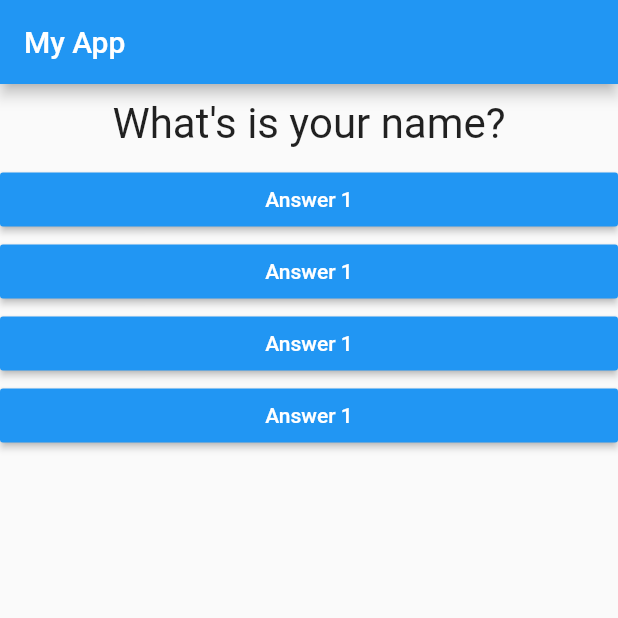
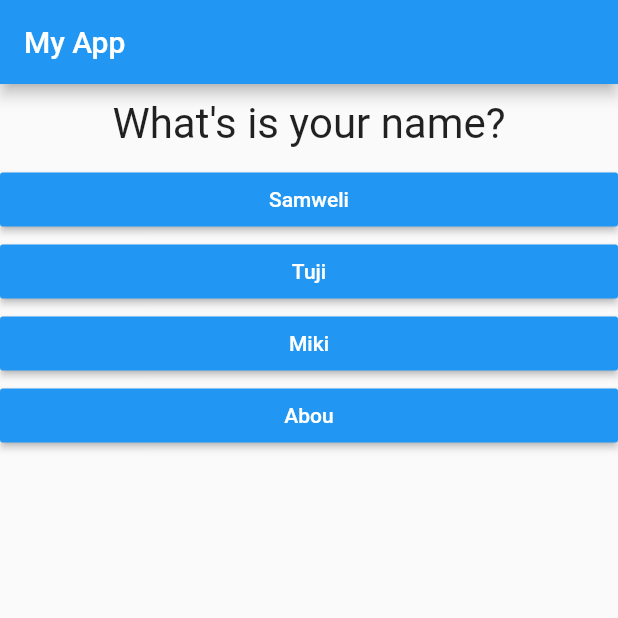
Before and after one commit to thetrues/quiz_flutter, a Flutter app: the screen it shows after launch, on a phone screen of 412 x 824 dp, the top half of it. Run offline on Flutter 3.47's test engine with Material 2 defaults, Android fonts, the phone set to English and light mode, and no system bars.

Commit message:
this is update

```diff
--- a/lib/answer.dart
+++ b/lib/answer.dart
@@ -3,7 +3,8 @@ import 'package:flutter/material.dart';
 
 class Answer extends StatelessWidget {
 final Function selectHandler;
-Answer(this.selectHandler);
+final String answerText;
+Answer(this.selectHandler, this.answerText);
 
   @override
   Widget build(BuildContext context) {
@@ -12,7 +13,7 @@ Answer(this.selectHandler);
       child:  RaisedButton(
               color: Colors.blue,
               textColor: Colors.white,
-              child: Text('Answer 1'),
+              child: Text(answerText),
               onPressed: selectHandler,
             ),
     );
--- a/lib/main.dart
+++ b/lib/main.dart
@@ -1,7 +1,7 @@
+import 'package:codeme/result.dart';
 import 'package:flutter/material.dart';
-import 'package:codeme/question.dart';
-import './answer.dart';
-
+import './quiz.dart';
+import './result.dart';
 /*void main() {
   runApp(MyApp());
 }*/
@@ -17,39 +17,87 @@ class MyApp extends StatefulWidget {
 
 class _MyAppState extends State<MyApp> {
   var _questIndex = 0;
-  void _answerQuestion() {
+  final _quest = const [
+    {
+      'questionText': 'What\'s is your name?',
+      'answers': [
+        {'text': 'Samweli', 'score': 10},
+        {'text': 'Tuji', 'score': 9},
+        {'text': 'Miki', 'score': 8},
+        {'text': 'Abou', 'score': 7},
+      ],
+    },
+    {
+      'questionText': 'Where are you from?',
+      'answers': [
+        {'text': 'Arusha', 'score': 10},
+        {'text': 'Dar', 'score': 9},
+        {'text': 'Tanga', 'score': 8},
+        {'text': 'Kigoma', 'score': 7},
+      ],
+    },
+    {
+      'questionText': 'how are you',
+      'answers': [
+        {'text': 'Good', 'score': 4},
+        {'text': 'Bad', 'score': 3},
+        {'text': 'Hungry', 'score': 1},
+        {'text': 'Sick', 'score': 5},
+      ],
+    },
+    {
+      'questionText': 'what\'s do you eat today',
+      'answers': [
+        {'text': 'Maandazi', 'score': 2},
+        {'text': 'Mkate', 'score': 1},
+        {'text': 'Ugali', 'score': 10},
+        {'text': 'chips', 'score': 0},
+      ],
+    },
+    {
+      'questionText': 'do you know about flutter?',
+      'answers': [
+        {'text': 'yes', 'score': 5},
+        {'text': 'not', 'score': 3},
+        {'text': 'not yet', 'score': 3},
+        {'text': 'am studing', 'score': 3},
+      ],
+    },
+  ];
+
+  var _totalScore = 0;
+  void _resetQuiz(){
+    setState(() {
+     _totalScore= 0;
+     _questIndex = 0;
+    });
+  }
+  void _answerQuestion(int score) {
+    if (_questIndex < _quest.length) {
+      print('sam');
+    }
+    _totalScore += score;
     setState(() {
       _questIndex = _questIndex + 1;
     });
-
     print(_questIndex);
   }
 
   @override
   Widget build(BuildContext context) {
-    var quest = [
-      'What\'s is your name?',
-      'Where are you from?',
-      'how are you',
-      'what\'s do you eat today',
-      'do you know about flutter?'
-    ];
     return new MaterialApp(
       home: Scaffold(
         appBar: AppBar(
           title: Text('My App'),
         ),
-        body: Column(
-          children: [
-            Question(
-              quest[_questIndex],
-            ),
-           Answer(_answerQuestion),
-           Answer(_answerQuestion),
-           Answer(_answerQuestion),
-           Answer(_answerQuestion),
-          ],
-        ),
+        body: _questIndex < _quest.length
+            ? Quiz(
+                answerQuestion: _answerQuestion,
+                questIndex: _questIndex,
+                quest: _quest,
+              )
+            : Result(_totalScore, _resetQuiz),
+
       ),
     );
   }
--- /dev/null
+++ b/lib/quiz.dart
@@ -0,0 +1,33 @@
+import 'package:flutter/material.dart';
+import './question.dart';
+import './answer.dart';
+
+class Quiz extends StatelessWidget {
+  final List<Map<String, Object>> quest;
+  final int questIndex;
+  final Function answerQuestion;
+
+  Quiz({
+    @required this.quest,
+    @required this.answerQuestion,
+    @required this.questIndex,
+  });
+
+  @override
+  Widget build(BuildContext context) {
+    return Column(
+      children: [
+        Question(
+          quest[questIndex]['questionText'],
+        ),
+        ...(quest[questIndex]['answers'] as List<Map<String, Object>>).map((answer) {
+          return Answer(() => answerQuestion(answer['score']), answer['text']);
+        }).toList()
+        /* Answer(_answerQuestion),
+            Answer(_answerQuestion),
+            Answer(_answerQuestion),
+            Answer(_answerQuestion),*/
+      ],
+    );
+  }
+}
--- a/pubspec.yaml
+++ b/pubspec.yaml
@@ -14,7 +14,7 @@ description: A new Flutter project.
 version: 1.0.0+1
 
 environment:
-  sdk: ">=2.1.0 <3.0.0"
+  sdk: ">=2.2.2 <3.0.0"
 
 dependencies:
   flutter:
```
Also changed, not shown: lib/result.dart (added, +40 -0 lines), lib/sam.dart (added, +10 -0 lines), 6 other files.
